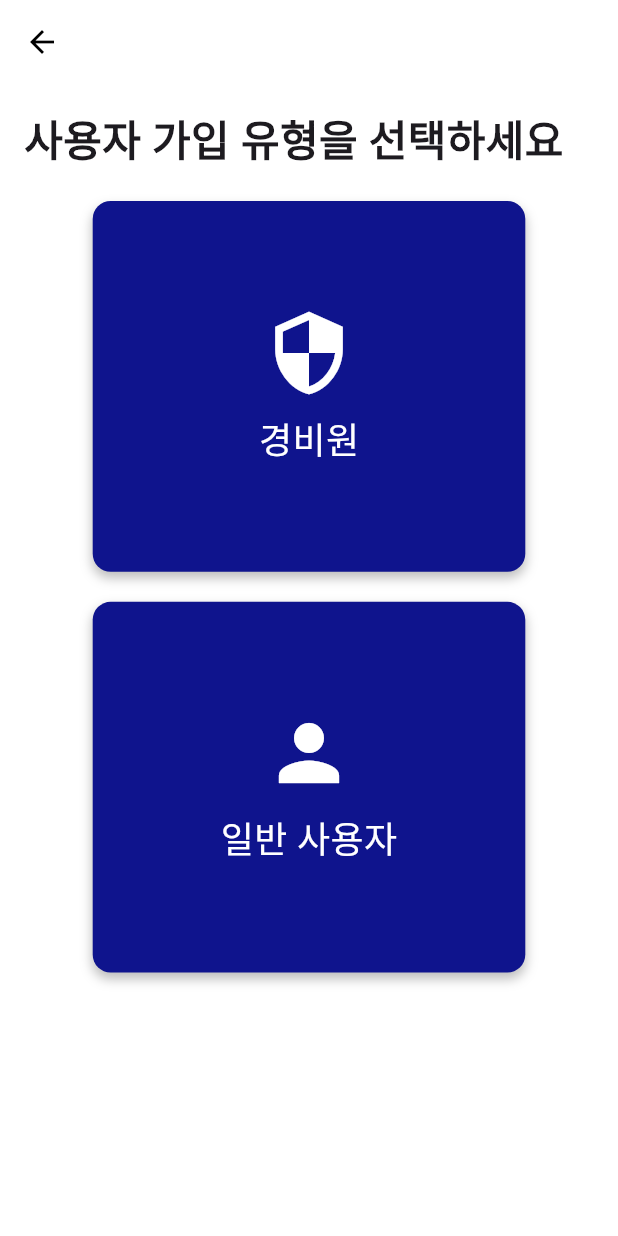
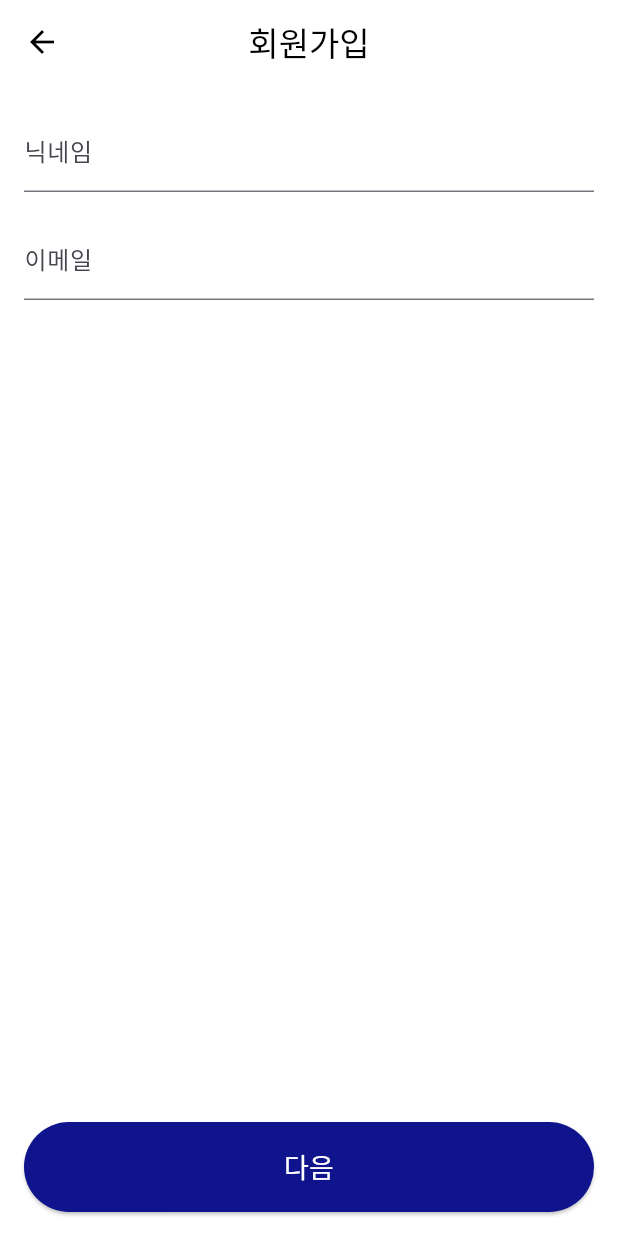
Before and after one commit to Kim-Ji-Man/Ask-Me, a Flutter app: the SignUp screen opened directly, after a tap on "일반 사용자", on a phone screen of 412 x 824 dp. Run offline on Flutter 3.47's test engine with Material 3 defaults, Android fonts, the phone set to English and light mode, and no system bars; our stand-ins replace flutter_dotenv, geolocator, image_picker, shared_preferences; missing offline and left inert: kakao_map_plugin; accounts and stored records are empty.

Commit message:
"회원가입 UI 수정"

```diff
--- a/lib/screens/login.dart
+++ b/lib/screens/login.dart
@@ -1,5 +1,6 @@
 import 'dart:convert';
 import 'package:flutter/material.dart';
+import 'package:flutter_dotenv/flutter_dotenv.dart';
 import 'package:http/http.dart' as http;
 import 'package:shared_preferences/shared_preferences.dart'; // 토큰 저장을 위한 패키지
 import 'package:flutter_askme/screens/homepage.dart';
--- a/lib/screens/signup_folder/signup.dart
+++ b/lib/screens/signup_folder/signup.dart
@@ -1,5 +1,5 @@
 import 'package:flutter/material.dart';
-import 'guard_signup.dart'; // 경비원 회원가입 페이지 추가
+import 'signup_step1.dart'; // 경비원 회원가입 페이지 추가
 
 class SignUp extends StatefulWidget {
   @override
@@ -45,10 +45,10 @@ class _SignUpState extends State<SignUp> {
                 children: [
                   GestureDetector(
                     onTap: () {
-                      // 경비원 버튼 클릭 시 guard_signup.dart로 이동
+                      // 경비원 버튼 클릭 시 signup_step1.dart로 이동
                       Navigator.push(
                         context,
-                        MaterialPageRoute(builder: (context) => GuardSignUp()),
+                        MaterialPageRoute(builder: (context) => SignUpStep1(isGuard: true)),
                       );
                     },
                     child: Container(
@@ -66,7 +66,7 @@ class _SignUpState extends State<SignUp> {
                           ),
                         ],
                       ),
-                      child: Column(  // Row에서 Column으로 변경하여 아이콘을 텍스트 위에 배치
+                      child: Column(
                         mainAxisAlignment: MainAxisAlignment.center,
                         children: [
                           Icon(
@@ -74,29 +74,33 @@ class _SignUpState extends State<SignUp> {
                             color: Colors.white,
                             size: 60, // 아이콘 크기 증가
                           ),
-                          SizedBox(height: 10), // 아이콘과 텍스트 사이의 간격
+                          SizedBox(height: 10),
                           Text(
                             '경비원',
                             style: TextStyle(
                               color: Colors.white,
-                              fontSize: 24, // 폰트 크기
+                              fontSize: 24,
                             ),
                           ),
                         ],
                       ),
                     ),
                   ),
-                  SizedBox(height: 20), // 버튼 사이의 간격
+                  SizedBox(height: 20),
                   GestureDetector(
                     onTap: () {
-                      // 일반 사용자 버튼 클릭 시 이동할 페이지 설정
+                      // 일반 사용자 버튼 클릭 시 signup_step1.dart로 이동
+                      Navigator.push(
+                        context,
+                        MaterialPageRoute(builder: (context) => SignUpStep1(isGuard: false)), // 일반 사용자
+                      );
                     },
                     child: Container(
                       padding: EdgeInsets.all(20),
-                      width: screenWidth * 0.7,  // 화면 너비의 70% 차지
-                      height: screenHeight * 0.3, // 화면 높이의 30% 차지
+                      width: screenWidth * 0.7,
+                      height: screenHeight * 0.3,
                       decoration: BoxDecoration(
-                        color: Color(0xFF0F148D), // 색상 변경
+                        color: Color(0xFF0F148D),
                         borderRadius: BorderRadius.circular(12),
                         boxShadow: [
                           BoxShadow(
@@ -106,20 +110,20 @@ class _SignUpState extends State<SignUp> {
                           ),
                         ],
                       ),
-                      child: Column(  // Row에서 Column으로 변경하여 아이콘을 텍스트 위에 배치
+                      child: Column(
                         mainAxisAlignment: MainAxisAlignment.center,
                         children: [
                           Icon(
                             Icons.person,
                             color: Colors.white,
-                            size: 60, // 아이콘 크기 증가
+                            size: 60,
                           ),
-                          SizedBox(height: 10), // 아이콘과 텍스트 사이의 간격
+                          SizedBox(height: 10),
                           Text(
                             '일반 사용자',
                             style: TextStyle(
                               color: Colors.white,
-                              fontSize: 24, // 폰트 크기
+                              fontSize: 24,
                             ),
                           ),
                         ],
--- /dev/null
+++ b/lib/screens/signup_folder/signup_step1.dart
@@ -0,0 +1,87 @@
+import 'package:flutter/material.dart';
+import 'signup_step2.dart'; // 새로 만든 페이지를 임포트합니다.
+
+class SignUpStep1 extends StatefulWidget {
+  final bool isGuard; // 경비원인지 여부를 전달하기 위한 변수
+
+  SignUpStep1({this.isGuard = true}); // 기본값은 true로 설정
+
+  @override
+  _SignUpStep1State createState() => _SignUpStep1State();
+}
+
+class _SignUpStep1State extends State<SignUpStep1> {
+  final TextEditingController _storeNameController = TextEditingController();
+  final TextEditingController _nicknameController = TextEditingController();
+  final TextEditingController _emailController = TextEditingController();
+
+  void _onNextButtonPressed() {
+    // 다음 버튼 클릭 시 signup_step2 페이지로 이동
+    Navigator.push(
+      context,
+      MaterialPageRoute(builder: (context) => SignUpStep2()), // 일반 사용자일 때도 signup_step2로 이동
+    );
+  }
+
+  @override
+  Widget build(BuildContext context) {
+    return Scaffold(
+      backgroundColor: Colors.white,
+      appBar: AppBar(
+        backgroundColor: Colors.white,
+        foregroundColor: Colors.black,
+        elevation: 0,
+        centerTitle: true,
+        title: Text("회원가입"),
+        leading: IconButton(
+          icon: Icon(Icons.arrow_back),
+          onPressed: () {
+            Navigator.pop(context); // 이전 화면으로 돌아가기
+          },
+        ),
+      ),
+      body: Padding(
+        padding: const EdgeInsets.all(16.0),
+        child: Column(
+          crossAxisAlignment: CrossAxisAlignment.start,
+          children: [
+            // 매장명 입력 필드 (경비원인 경우에만 보이게)
+            if (widget.isGuard) ...[
+              TextField(
+                controller: _storeNameController,
+                decoration: InputDecoration(labelText: '매장명'),
+              ),
+              SizedBox(height: 16),
+            ],
+            // 닉네임 입력 필드
+            TextField(
+              controller: _nicknameController,
+              decoration: InputDecoration(labelText: '닉네임'),
+            ),
+            SizedBox(height: 16),
+            // 이메일 입력 필드
+            TextField(
+              controller: _emailController,
+              decoration: InputDecoration(labelText: '이메일'),
+            ),
+            Spacer(),
+            Container(
+              width: double.infinity,
+              height: 60,
+              child: ElevatedButton(
+                style: ElevatedButton.styleFrom(
+                  backgroundColor: Color(0xFF0F148D), // 버튼 색상
+                ),
+                onPressed: _onNextButtonPressed, // 다음 버튼 클릭 시 동작
+                child: Text(
+                  '다음',
+                  style: TextStyle(fontSize: 18, color: Colors.white),
+                ),
+              ),
+            ),
+          ],
+        ),
+      ),
+    );
+  }
+}
```
Also changed, not shown: lib/main.dart (+10 -2 lines), lib/screens/signup_folder/guard_signup.dart (deleted, +0 -103 lines), lib/screens/signup_folder/signup_step2.dart (added, +79 -0 lines), lib/screens/signup_folder/signup_step3.dart (added, +131 -0 lines).
